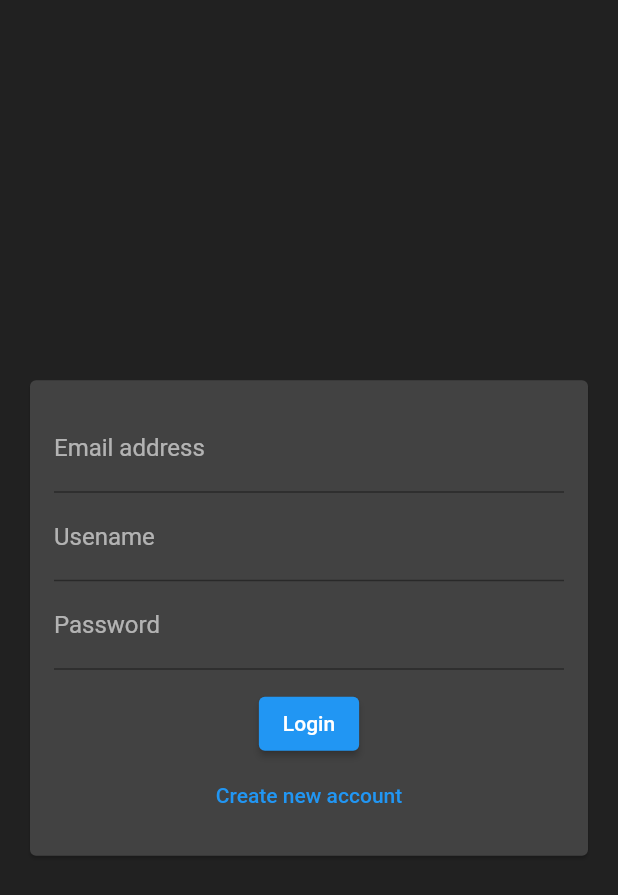
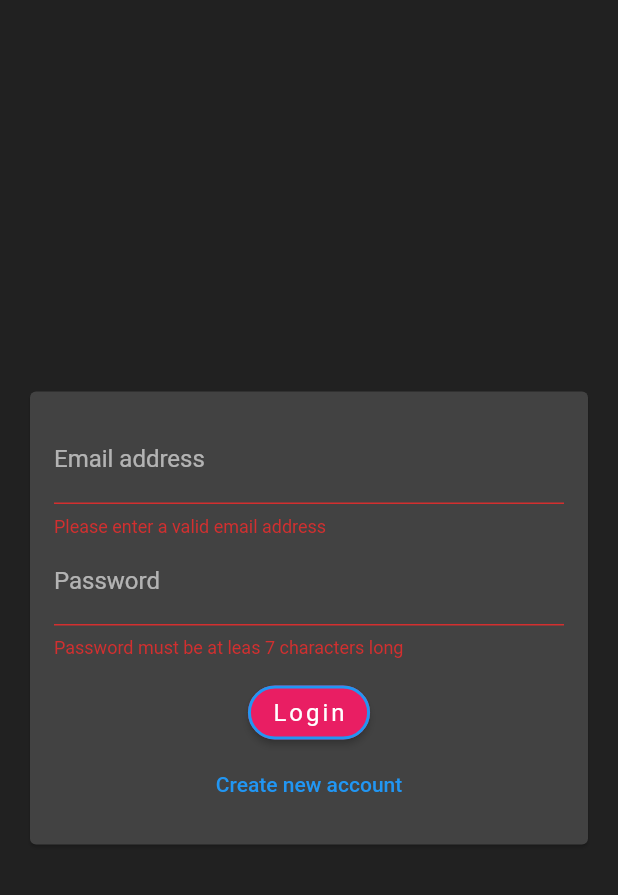
Before and after one commit to erwinmacaraig/flutter-notification-prj, a Flutter app: the screen it shows after launch, after a tap on "Login", on a phone screen of 412 x 824 dp. Shown: the top 895 px of the screen. Run offline on Flutter 3.47's test engine with Material 2 defaults, Android fonts, the phone set to English and light mode, and no system bars; our stand-ins replace cloud_firestore, firebase_core; accounts and stored records are empty.

Commit message:
completed authentication form

```diff
--- a/lib/main.dart
+++ b/lib/main.dart
@@ -28,6 +28,19 @@ class MyApp extends StatelessWidget {
           textTheme: ButtonTextTheme.primary,
           shape: RoundedRectangleBorder(borderRadius: BorderRadius.circular(20))
         ),
+        elevatedButtonTheme: ElevatedButtonThemeData(
+          style: TextButton.styleFrom(
+            backgroundColor: Colors.pink,
+            shape:  RoundedRectangleBorder(borderRadius: BorderRadius.circular(20)),
+            padding: const EdgeInsets.symmetric(vertical: 8, horizontal: 16),
+            side: const BorderSide(color: Colors.blue, width: 2),
+            textStyle: const TextStyle(
+                  color: Colors.white,
+                  fontSize: 16,
+                  wordSpacing: 2,
+                  letterSpacing: 2)
+          )
+        ),
         // primarySwatch: Colors.blue,
         // backgroundColor: Colors.blue,
         // ColorScheme:
--- a/lib/widgets/auth/auth_form.dart
+++ b/lib/widgets/auth/auth_form.dart
@@ -7,6 +7,25 @@ class AuthForm extends StatefulWidget{
 }
 
 class _AuthFormState extends State<AuthForm> {
+  final _formKey = GlobalKey<FormState>();
+
+  var _isLogin = true;
+
+  String _userEmail = '';
+  String _userName = '';
+  String _userPassword = '';
+
+  void _trySubmit(){
+    final isValid = _formKey.currentState!.validate();
+    FocusScope.of(context).unfocus();
+
+    if (isValid) {
+      _formKey.currentState!.save();
+      print(_userEmail);
+      print(_userName);
+      print(_userPassword);
+    }
+  }
 
   @override
   Widget build(BuildContext context) {
@@ -15,25 +34,68 @@ class _AuthFormState extends State<AuthForm> {
           margin: const EdgeInsets.all(20),
           child: SingleChildScrollView(
             child: Padding(padding: EdgeInsets.all(16),
-            child: Form(child: Column(
+            child: Form(
+              key: _formKey,
+              child: Column(
               mainAxisSize: MainAxisSize.min, // make sure that the column does not take as much height as possible but take as much as needed
               children: <Widget>[
                 TextFormField(
+                   key: const ValueKey('email'),
+                  validator: (value){
+                    if (value!.isEmpty || !value!.contains('@')){
+                      return 'Please enter a valid email address';
+                    }
+                    return null;
+                  },
+                  onSaved: (value){
+                    // store the entered value
+                    _userEmail = value!;
+                  },
                   keyboardType: TextInputType.emailAddress,
                   decoration: const InputDecoration(
                     labelText: 'Email address'
                   )
                 ),
+                if (!_isLogin)
                 TextFormField(
-                  decoration: const InputDecoration(labelText: 'Usename'),
+                  key: const ValueKey('username'),
+                  validator: (value){
+                    if (value!.isEmpty || value.length < 4){
+                      return 'Please enter at least 4 characters';
+                    }
+                    return null;
+                  },
+                  onSaved: (value){
+                    _userName = value!;
+                  },
+                  decoration: const InputDecoration(labelText: 'Username'),
                 ),
                 TextFormField(
+                   key: const ValueKey('password'),
+                  validator: (value){
+                    if(value!.isEmpty || value.length < 7){
+                      return 'Password must be at leas 7 characters long';
+                    }
+                    return null;
+                  },
+                  onSaved: (value){
+                    _userPassword = value!;
+                  },
                   decoration: const InputDecoration(labelText: 'Password'),
                   obscureText: true,
                 ),
                 const SizedBox(height: 12,),
-                ElevatedButton(child: const Text('Login'),onPressed: (){}),
-                TextButton(child: const Text('Create new account'), onPressed: (){})
+                ElevatedButton(
+                  onPressed:  _trySubmit,child:
+                  Text(_isLogin ? 'Login' : 'Signup'),
+                ),
+                TextButton(
+                  child: Text(_isLogin? 'Create new account' : 'I already have an account'),
+                  onPressed: (){
+                  setState(() {
+                    _isLogin = !_isLogin;
+                  },);
+                })
               ]
             ),),)
           ),),
```
